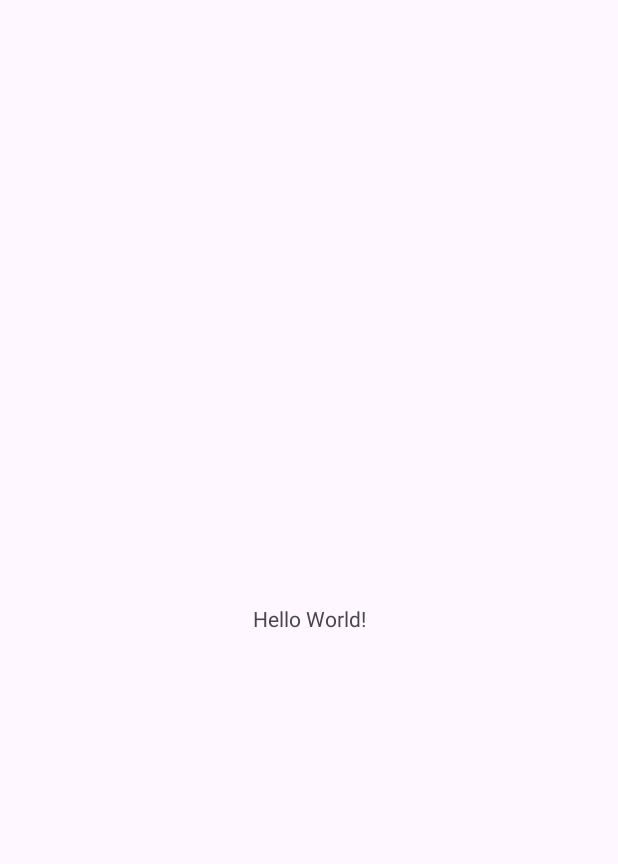
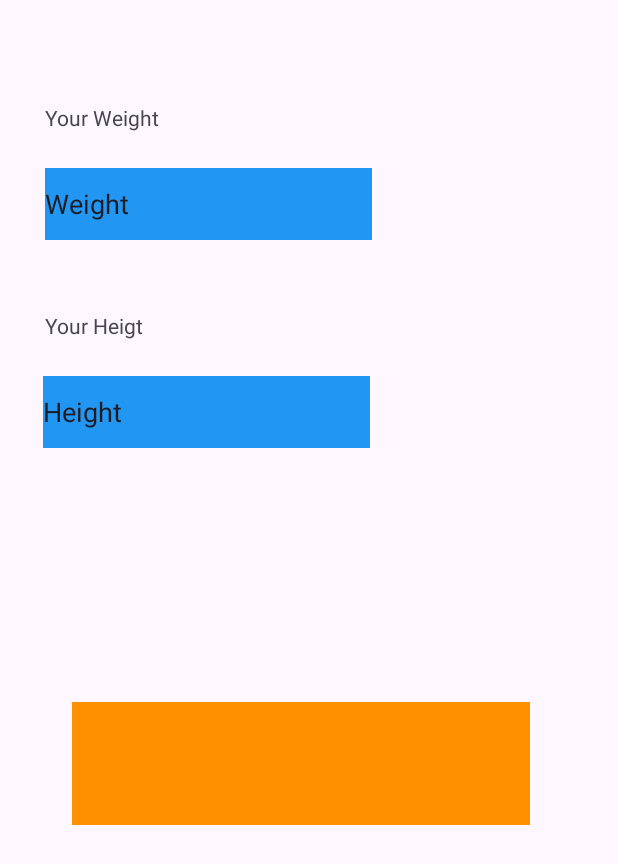
Before and after one commit to s-kreft/PAMO-BMI-App, an Android app: the screen it shows after launch (MainActivity), on a phone screen of 412 x 824 dp. Before the commit the part shown is almost empty. Shown: the top 864 px of the screen. Run offline under Robolectric (Android 15) with nearby library versions, the phone set to English and light mode, and no system bars.

Commit message:
Add height and weight TextViues to the project

```diff
--- a/app/src/main/java/com/example/pamo_bmi_app/MainActivity.java
+++ b/app/src/main/java/com/example/pamo_bmi_app/MainActivity.java
@@ -1,24 +1,84 @@
 package com.example.pamo_bmi_app;
 
 import android.os.Bundle;
+import android.text.Editable;
+import android.text.TextWatcher;
+import android.widget.EditText;
+import android.widget.TextView;
 
 import androidx.activity.EdgeToEdge;
 import androidx.appcompat.app.AppCompatActivity;
-import androidx.core.graphics.Insets;
-import androidx.core.view.ViewCompat;
-import androidx.core.view.WindowInsetsCompat;
+
+import java.text.NumberFormat;
 
 public class MainActivity extends AppCompatActivity {
+
+    private static final NumberFormat numberFormat = NumberFormat.getNumberInstance();
+
+
+    private double weightValue = 0.0;
+    private double heightValue = 0.0;
+    private TextView weightTextView;
+    private TextView heightTextView;
+    private TextView bmiTextView;
 
     @Override
     protected void onCreate(Bundle savedInstanceState) {
         super.onCreate(savedInstanceState);
         EdgeToEdge.enable(this);
         setContentView(R.layout.activity_main);
-        ViewCompat.setOnApplyWindowInsetsListener(findViewById(R.id.main), (v, insets) -> {
-            Insets systemBars = insets.getInsets(WindowInsetsCompat.Type.systemBars());
-            v.setPadding(systemBars.left, systemBars.top, systemBars.right, systemBars.bottom);
-            return insets;
-        });
+
+        weightTextView = (TextView) findViewById(R.id.weightTextView);
+        heightTextView = (TextView) findViewById(R.id.heightTextView);
+        bmiTextView = (TextView) findViewById(R.id.bmiTextView);
+        EditText weightEditText = (EditText) findViewById(R.id.weightTextView);
+        weightEditText.addTextChangedListener(weightEditTextWatcher);
+
+        EditText heightEditText = (EditText) findViewById(R.id.heightTextView);
+        heightEditText.addTextChangedListener(heightEditTextWatcher);
     }
+    private void calculate() {
+        double bmiValue = (weightValue / Math.sqrt(heightValue));
+
+        bmiTextView.setText(numberFormat.format(bmiValue));
+    }
+
+    private final TextWatcher weightEditTextWatcher = new TextWatcher() {
+        @Override
+        public void beforeTextChanged(CharSequence s, int start, int count, int after) {
+        }
+        @Override
+        public void onTextChanged(CharSequence s, int start, int before, int count) {
+            try {
+                weightTextView.setText(numberFormat.format(weightValue));
+            }
+            catch (NumberFormatException e) {
+                weightTextView.setText("");
+                weightValue = 0.0;
+            }
+            calculate();
+        }
+        @Override
+        public void afterTextChanged(Editable s) {
+        }
+    };
+    private final TextWatcher heightEditTextWatcher = new TextWatcher() {
+        @Override
+        public void beforeTextChanged(CharSequence s, int start, int count, int after) {
+        }
+        @Override
+        public void onTextChanged(CharSequence s, int start, int before, int count) {
+            try {
+                heightTextView.setText(numberFormat.format(heightValue));
+            }
+            catch (NumberFormatException e) {
+                heightTextView.setText("");
+                heightValue= 0.0;
+            }
+            calculate();
+        }
+        @Override
+        public void afterTextChanged(Editable s) {
+        }
+    };
 }
--- a/app/src/main/res/layout/activity_main.xml
+++ b/app/src/main/res/layout/activity_main.xml
@@ -8,12 +8,69 @@
     tools:context=".MainActivity">
 
     <TextView
+        android:id="@+id/weightLabelTextView"
         android:layout_width="wrap_content"
         android:layout_height="wrap_content"
-        android:text="Hello World!"
+        android:text="@string/weight"
         app:layout_constraintBottom_toBottomOf="parent"
         app:layout_constraintEnd_toEndOf="parent"
+        app:layout_constraintHorizontal_bias="0.089"
         app:layout_constraintStart_toStartOf="parent"
-        app:layout_constraintTop_toTopOf="parent" />
+        app:layout_constraintTop_toTopOf="parent"
+        app:layout_constraintVertical_bias="0.085" />
+
+    <TextView
+        android:id="@+id/heightLabelTextView"
+        android:layout_width="66dp"
+        android:layout_height="19dp"
+        android:text="@string/height"
+        app:layout_constraintBottom_toBottomOf="parent"
+        app:layout_constraintEnd_toEndOf="parent"
+        app:layout_constraintHorizontal_bias="0.086"
+        app:layout_constraintStart_toStartOf="parent"
+        app:layout_constraintTop_toTopOf="parent"
+        app:layout_constraintVertical_bias="0.258" />
+
+    <TextView
+        android:id="@+id/bmiTextView"
+        android:layout_width="305dp"
+        android:layout_height="82dp"
+        android:background="@color/colorAccent"
+        app:layout_constraintBottom_toBottomOf="parent"
+        app:layout_constraintEnd_toEndOf="parent"
+        app:layout_constraintHorizontal_bias="0.448"
+        app:layout_constraintStart_toStartOf="parent"
+        app:layout_constraintTop_toTopOf="parent"
+        app:layout_constraintVertical_bias="0.631" />
+
+    <EditText
+        android:id="@+id/weightTextView"
+        android:layout_width="218dp"
+        android:layout_height="48dp"
+        android:background="@color/colorPrimary"
+        android:ems="10"
+        android:inputType="number"
+        android:text="Weight"
+        app:layout_constraintBottom_toBottomOf="parent"
+        app:layout_constraintEnd_toEndOf="parent"
+        app:layout_constraintHorizontal_bias="0.153"
+        app:layout_constraintStart_toStartOf="parent"
+        app:layout_constraintTop_toTopOf="parent"
+        app:layout_constraintVertical_bias="0.144" />
+
+    <EditText
+        android:id="@+id/heightTextView"
+        android:layout_width="218dp"
+        android:layout_height="48dp"
+        android:background="@color/colorPrimary"
+        android:ems="10"
+        android:inputType="number"
+        android:text="Height"
+        app:layout_constraintBottom_toBottomOf="parent"
+        app:layout_constraintEnd_toEndOf="parent"
+        app:layout_constraintHorizontal_bias="0.149"
+        app:layout_constraintStart_toStartOf="parent"
+        app:layout_constraintTop_toTopOf="parent"
+        app:layout_constraintVertical_bias="0.323" />
 
 </androidx.constraintlayout.widget.ConstraintLayout>
--- a/app/src/main/res/values/colors.xml
+++ b/app/src/main/res/values/colors.xml
@@ -2,4 +2,9 @@
 <resources>
     <color name="black">#FF000000</color>
     <color name="white">#FFFFFFFF</color>
+    <color name="colorPrimary">#2196f3</color>
+    <color name="colorPrimaryDark">#1976d2</color>
+    <color name="colorAccent">#ff9100</color>
+    <color name="amount_background">#BBDEFB</color>
+    <color name="result_background">#FFE0B2</color>
 </resources>
--- a/app/src/main/res/values/strings.xml
+++ b/app/src/main/res/values/strings.xml
@@ -1,3 +1,5 @@
 <resources>
     <string name="app_name">PAMO_BMI_App</string>
+    <string name="weight">Your Weight</string>
+    <string name="height">Your Heigt</string>
 </resources>
```
